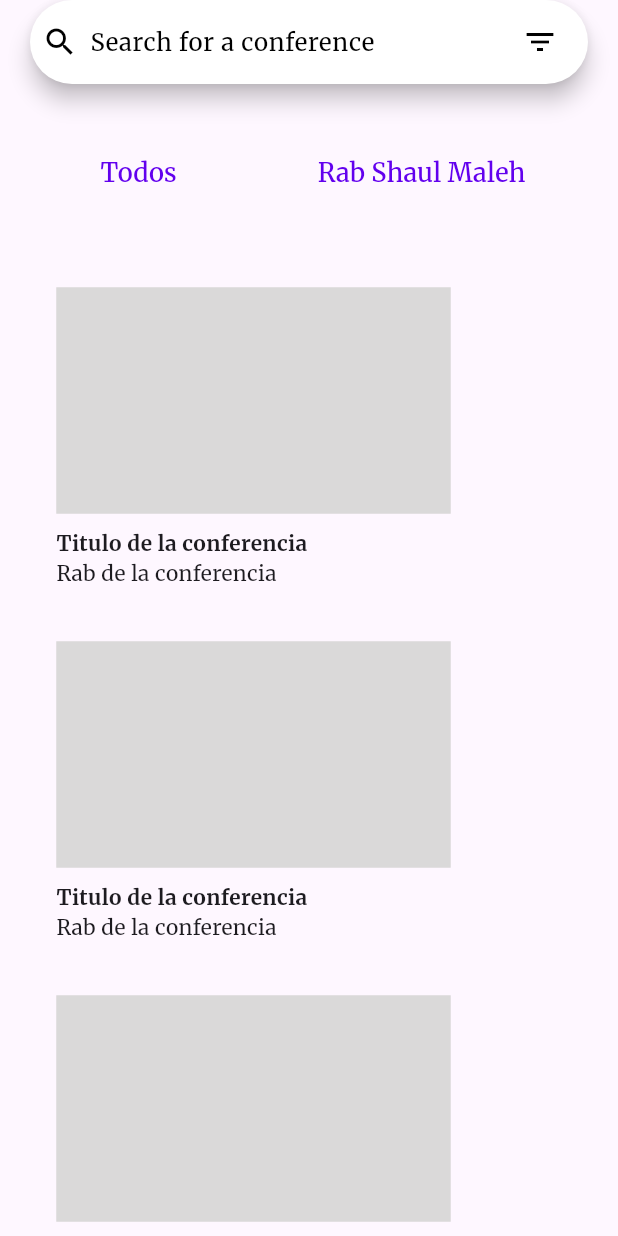
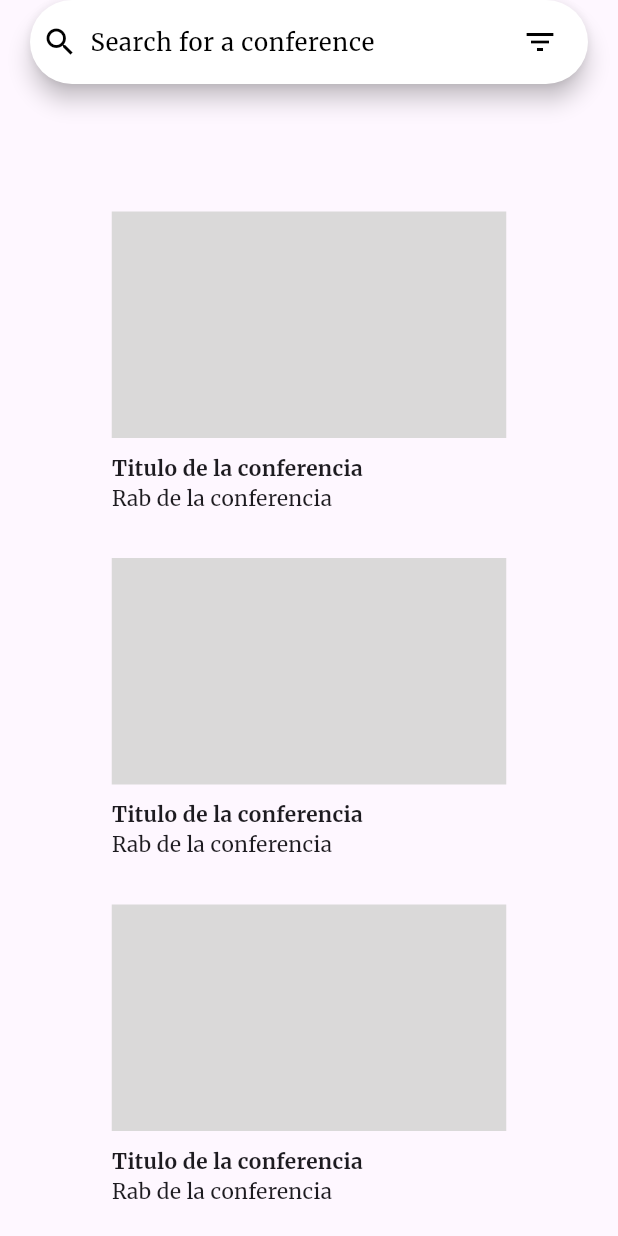
Before and after one commit to or-torah/or-torah-website, a Flutter app: the Conferences widget shown alone on an empty page, opened directly, on a phone screen of 412 x 824 dp. Run offline on Flutter 3.47's test engine with Material 3 defaults, Android fonts, the light colour scheme and no system bars; our stand-ins replace carousel_slider, go_router, google_fonts.

Commit message:
mobile version

```diff
--- a/lib/pages/conferences/conferences.dart
+++ b/lib/pages/conferences/conferences.dart
@@ -4,7 +4,6 @@
 import 'package:or_torah_website/widgets/conferences/search_bar.dart';
 
 // TODO: Add the fillter button
-// TODO: Remove filterbar in mobile view
 class Conferences extends StatelessWidget {
   const Conferences({super.key});
 
@@ -13,18 +12,20 @@
     return Center(
       child: ConstrainedBox(
         constraints: const BoxConstraints(maxWidth: 1500),
-        child: const Padding(
-          padding: EdgeInsets.symmetric(horizontal: 20),
+        child: Padding(
+          padding: const EdgeInsets.symmetric(horizontal: 20),
           child: Column(
             children: [
-              Align(
+              const Align(
                 alignment: Alignment.centerRight,
                 child: Searchbar(),
               ),
-              SizedBox(height: 35),
-              FilterBar(),
-              SizedBox(height: 35),
-              ConferenceListTiles(),
+              const SizedBox(height: 35),
+              MediaQuery.of(context).size.width < 600
+                  ? Container()
+                  : const FilterBar(),
+              const SizedBox(height: 35),
+              const ConferenceListTiles(),
             ],
           ),
         ),
--- a/lib/pages/home/home.dart
+++ b/lib/pages/home/home.dart
@@ -4,7 +4,6 @@
 import 'buttons/buttons.dart';
 import 'slideshow/slideshow.dart';
 
-// TODO: Fix overlay on the slideshow and add padding to the arrow buttons
 // TODO: Fix splitbackground
 
 class Home extends StatelessWidget {
--- a/lib/pages/temple/rezos.dart
+++ b/lib/pages/temple/rezos.dart
@@ -2,7 +2,6 @@
 import 'package:or_torah_website/models/rezos/schedule_data_dummy.dart';
 import 'package:or_torah_website/widgets/rezos/schedule.dart';
 
-// TODO: Add padding to the borders of the schedule cards
 class Rezos extends StatelessWidget {
   const Rezos({super.key});
 
--- a/lib/widgets/conferences/conference_tile.dart
+++ b/lib/widgets/conferences/conference_tile.dart
@@ -8,9 +8,8 @@
     return SizedBox(
       width: width,
       child: Padding(
-        padding: const EdgeInsets.all(2.5),
-        child: Padding(
         padding: const EdgeInsets.all(15),
+        child: Center(
           child: Column(
             crossAxisAlignment: CrossAxisAlignment.start,
             children: [
@@ -28,7 +27,8 @@
               ),
               const Text("Rab de la conferencia"),
             ],
-            )),
+          ),
+        ),
       ),
     );
   }
```
Also changed, not shown: lib/pages/home/slideshow/overlay/horizontal_content.dart (+4 -9 lines), lib/pages/home/slideshow/slideshow.dart (+6 -1 lines), lib/pages/temple/events.dart (+22 -26 lines), lib/pages/temple/temple.dart (+13 -10 lines), lib/widgets/classes/schedule.dart (+6 -1 lines), lib/widgets/header/contact_button.dart (deleted, +0 -22 lines), lib/widgets/rezos/schedule.dart (+6 -1 lines), pubspec.lock. Lines whose indentation alone changed are shown as unchanged.
